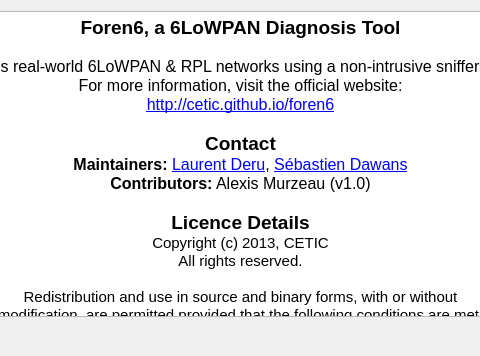
The window that About.ui (cetic/foren6-gui-qt) describes before a commit, drawn with Qt 5; both pictures show x 126 to 606 and y 0 to 356 of the 747 by 356 pixel window.
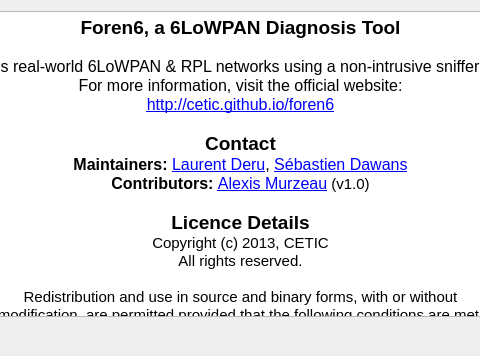
The same window after the commit.

Commit message: Alexis's email

Diff of the .ui file:
```diff
--- a/About.ui
+++ b/About.ui
@@ -69,8 +69,8 @@
 &lt;p align=&quot;center&quot; style=&quot; margin-top:0px; margin-bottom:0px; margin-left:0px; margin-right:0px; -qt-block-indent:0; text-indent:0px;&quot;&gt;&lt;a href=&quot;http://cetic.github.io/foren6&quot;&gt;&lt;span style=&quot; font-size:12pt; text-decoration: underline; color:#0000ff;&quot;&gt;http://cetic.github.io/foren6&lt;/span&gt;&lt;/a&gt;&lt;/p&gt;
 &lt;p style=&quot;-qt-paragraph-type:empty; margin-top:0px; margin-bottom:0px; margin-left:0px; margin-right:0px; -qt-block-indent:0; text-indent:0px;&quot;&gt;&lt;br /&gt;&lt;/p&gt;
 &lt;p align=&quot;center&quot; style=&quot; margin-top:0px; margin-bottom:0px; margin-left:0px; margin-right:0px; -qt-block-indent:0; text-indent:0px;&quot;&gt;&lt;span style=&quot; font-size:14pt; font-weight:600;&quot;&gt;Contact&lt;/span&gt;&lt;/p&gt;
-&lt;p align=&quot;center&quot; style=&quot; margin-top:0px; margin-bottom:0px; margin-left:0px; margin-right:0px; -qt-block-indent:0; text-indent:0px;&quot;&gt;&lt;span style=&quot; font-size:12pt; font-weight:600;&quot;&gt;Maintainers: &lt;/span&gt;&lt;a href=&quot;mailto:laurent.deru@cetic.be?subject=Foren6 inquiry: - &quot;&gt;&lt;span style=&quot; font-size:12pt; text-decoration: underline; color:#0000ff;&quot;&gt;Laurent Deru&lt;/span&gt;&lt;/a&gt;&lt;span style=&quot; font-size:12pt;&quot;&gt;, &lt;/span&gt;&lt;a href=&quot;mailto:sebastien.dawans@cetic.be?subject=Foren6 inquiry: - &quot;&gt;&lt;span style=&quot; font-size:12pt; text-decoration: underline; color:#0000ff;&quot;&gt;Sébastien Dawans&lt;/span&gt;&lt;/a&gt;&lt;/p&gt;
-&lt;p align=&quot;center&quot; style=&quot; margin-top:0px; margin-bottom:0px; margin-left:0px; margin-right:0px; -qt-block-indent:0; text-indent:0px;&quot;&gt;&lt;span style=&quot; font-size:12pt; font-weight:600;&quot;&gt;Contributors:&lt;/span&gt;&lt;span style=&quot; font-size:12pt;&quot;&gt; Alexis Murzeau (v1.0)&lt;/span&gt;&lt;/p&gt;
+&lt;p align=&quot;center&quot; style=&quot; margin-top:0px; margin-bottom:0px; margin-left:0px; margin-right:0px; -qt-block-indent:0; text-indent:0px;&quot;&gt;&lt;span style=&quot; font-size:12pt; font-weight:600;&quot;&gt;Maintainers: &lt;/span&gt;&lt;a href=&quot;mailto:laurent.deru@cetic.be?subject=Foren6 inquiry - &quot;&gt;&lt;span style=&quot; font-size:12pt; text-decoration: underline; color:#0000ff;&quot;&gt;Laurent Deru&lt;/span&gt;&lt;/a&gt;&lt;span style=&quot; font-size:12pt;&quot;&gt;, &lt;/span&gt;&lt;a href=&quot;mailto:sebastien.dawans@cetic.be?subject=Foren6 inquiry - &quot;&gt;&lt;span style=&quot; font-size:12pt; text-decoration: underline; color:#0000ff;&quot;&gt;Sébastien Dawans&lt;/span&gt;&lt;/a&gt;&lt;/p&gt;
+&lt;p align=&quot;center&quot; style=&quot; margin-top:0px; margin-bottom:0px; margin-left:0px; margin-right:0px; -qt-block-indent:0; text-indent:0px;&quot;&gt;&lt;span style=&quot; font-size:12pt; font-weight:600;&quot;&gt;Contributors: &lt;/span&gt;&lt;a href=&quot;mailto:amurzeau@gmail.com?subject=Foren6 inquiry - &quot;&gt;&lt;span style=&quot; font-size:12pt; text-decoration: underline; color:#0000ff;&quot;&gt;Alexis Murzeau&lt;/span&gt;&lt;/a&gt; (v1.0)&lt;/p&gt;
 &lt;p style=&quot;-qt-paragraph-type:empty; margin-top:0px; margin-bottom:0px; margin-left:0px; margin-right:0px; -qt-block-indent:0; text-indent:0px;&quot;&gt;&lt;br /&gt;&lt;/p&gt;
 &lt;p align=&quot;center&quot; style=&quot; margin-top:0px; margin-bottom:0px; margin-left:0px; margin-right:0px; -qt-block-indent:0; text-indent:0px;&quot;&gt;&lt;span style=&quot; font-size:14pt; font-weight:600;&quot;&gt;Licence Details&lt;/span&gt;&lt;/p&gt;
 &lt;p align=&quot;center&quot; style=&quot; margin-top:0px; margin-bottom:0px; margin-left:0px; margin-right:0px; -qt-block-indent:0; text-indent:0px;&quot;&gt;Copyright (c) 2013, CETIC&lt;/p&gt;
```
